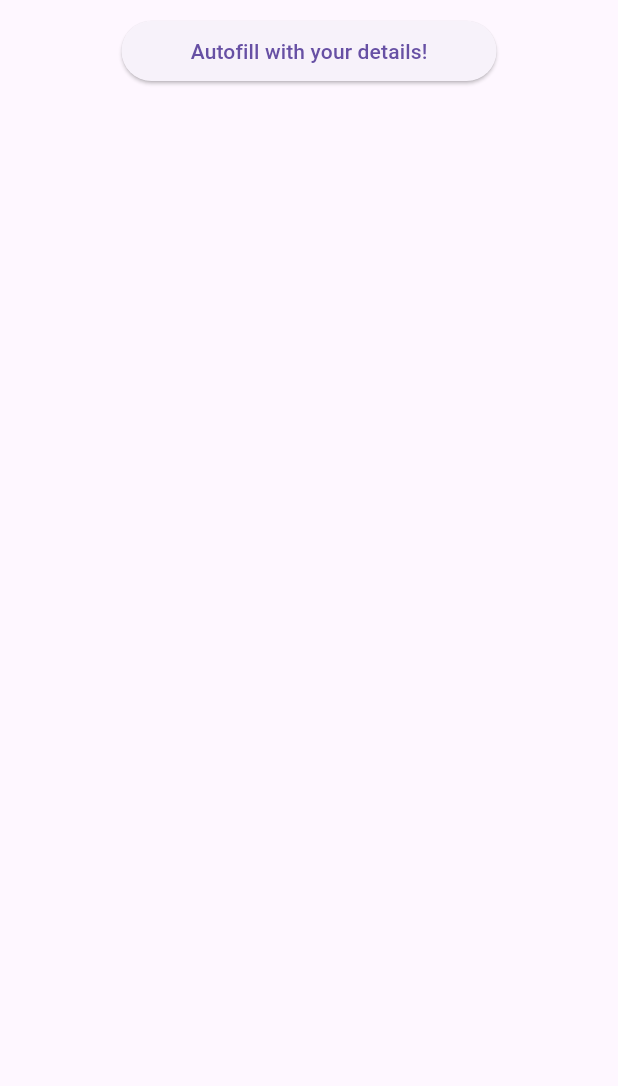
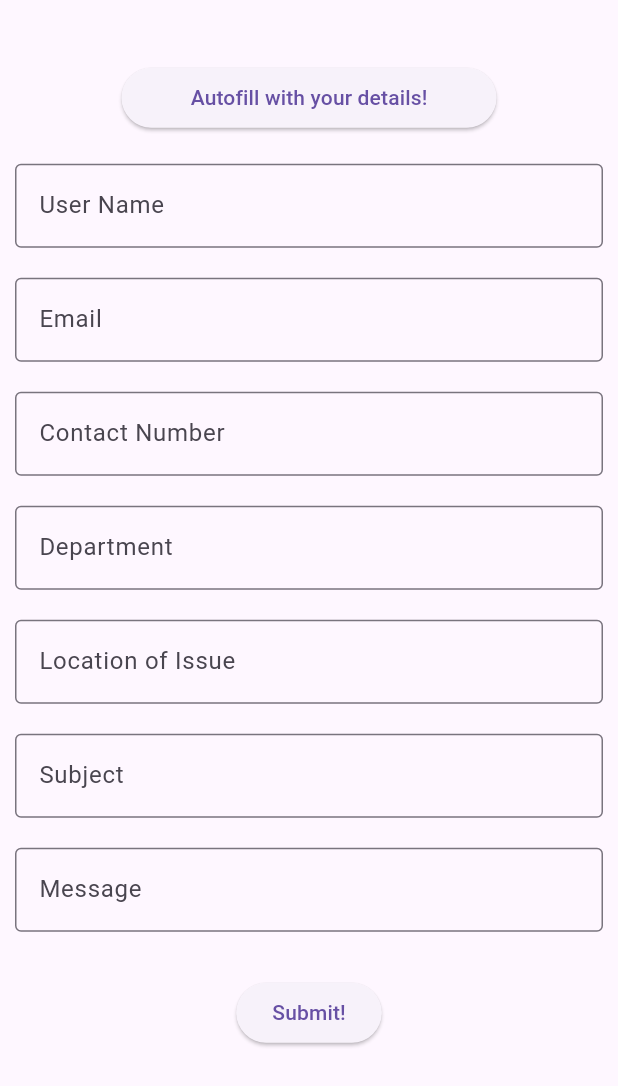
Before and after one commit to nishaalnaseer/help_desk_frontend, a Flutter app: the CreateTicket widget shown alone on an empty page, opened directly with empty values, on a phone screen of 412 x 824 dp. Shown: the top 1086 px of the screen. Run offline on Flutter 3.47's test engine with Material 2 defaults, Android fonts, the phone set to English and light mode, and no system bars.

Commit message:
some changes

```diff
--- a/lib/app_base.dart
+++ b/lib/app_base.dart
@@ -1,14 +1,8 @@
-import 'dart:convert';
-
 import 'package:flutter/material.dart';
 import 'package:help_desk_frontend/create_ticket.dart';
 import 'package:help_desk_frontend/devices_screen.dart';
 import 'package:help_desk_frontend/models_screen.dart';
 
-import 'dart:io';
-import 'package:http/http.dart' as http;
-
-import 'application_models.dart';
 import 'dummy.dart';
 
 class AppBase extends StatefulWidget {
@@ -50,8 +44,8 @@ class _AppBaseState extends State<AppBase> {
   }
 
   void devices() {
-    window = DevicesScreen(domain: widget.domain, protocol: widget.protocol);
     setState(() {
+      window = DevicesScreen(domain: widget.domain, protocol: widget.protocol);
     });
   }
 
@@ -82,7 +76,7 @@ class _AppBaseState extends State<AppBase> {
       case "IT":
         modules = {
           "Create Ticket": createTicket,
-          "View Ticket": viewTickets,
+          "View Tickets": viewTickets,
           "Devices": devices,
           "Models": modelsScreen,
           "Reports": reports,
--- a/lib/application_models.dart
+++ b/lib/application_models.dart
@@ -72,7 +72,6 @@ class Device {
   });
 
   factory Device.fromJson(Map<String, dynamic> json) {
-    print(json);
     return Device(
         uId: json["u_id"],
         location: json["location"],
@@ -90,3 +89,65 @@ class Device {
     );
   }
 }
+
+class User {
+  String name;
+  String department;
+  List<Device> devices = [];
+
+  User({
+    required this.name,
+    required this.department,
+    List<Device>? devices
+  });
+
+  factory User.fromJson(Map<String, dynamic> json) {
+    return User(
+      name: json["submitted_by"],
+      department: json["name_ticket"],
+      devices: json["devices"] != null ?
+        List.generate(json["devices"].lenght,
+                (index) => Device.fromJson(json["devices"][index])
+        ) :
+        null,
+    );
+  }
+}
+
+class Ticket {
+  final User submittedBy;
+  final String nameTicket;
+  final String emailTicket;
+  final String numberTicket;
+  final String deptTicket;
+  final String location;
+  final String subject;
+  final String message;
+  late Device device;
+
+  Ticket({
+    required this.submittedBy,
+    required this.nameTicket,
+    required this.emailTicket,
+    required this.numberTicket,
+    required this.deptTicket,
+    required this.location,
+    required this.subject,
+    required this.message,
+    Device? device,
+  });
+
+  factory Ticket.fromJson(Map<String, dynamic> json) {
+    return Ticket(
+      submittedBy: json["submitted_by"],
+      nameTicket: json["name_ticket"],
+      emailTicket: json["email_ticket"],
+      numberTicket: json["number_ticket"],
+      deptTicket: json["dept_ticket"],
+      location: json["location"],
+      subject: json["subject"],
+      message: json["message"],
+      device: json["device"] != null ? Device.fromJson(json["device"]) : null,
+    );
+  }
+}
--- a/lib/create_ticket.dart
+++ b/lib/create_ticket.dart
@@ -1,4 +1,5 @@
 import 'package:flutter/material.dart';
+import 'supporting.dart' as supporting;
 
 class CreateTicket extends StatefulWidget {
   final String protocol;
@@ -10,13 +11,33 @@ class CreateTicket extends StatefulWidget {
 }
 
 class _CreateTicketState extends State<CreateTicket> {
+  TextEditingController nameController = TextEditingController();
+  TextEditingController emailController = TextEditingController();
+  String email = "";
+  TextEditingController numController = TextEditingController();
+  String contacts = "";
+  TextEditingController deptController = TextEditingController();
+  String department = "";
+  TextEditingController locationController = TextEditingController();
+  String location = "";
+  TextEditingController subjectController = TextEditingController();
+  String subject = "";
+  TextEditingController messageController = TextEditingController();
+  String message = "";
+  String username = "";
+
   @override
   Widget build(BuildContext context) {
     return ListView(
       children: [
         Center(
           child: Padding(
-            padding: const EdgeInsets.all(10),
+            padding: EdgeInsets.fromLTRB(
+              10,
+              supporting.getWindowHeight(context) * 0.05,
+              10,
+              10
+            ),
             child: SizedBox(
               width: 250,
               child: ElevatedButton(
@@ -28,6 +49,97 @@ class _CreateTicketState extends State<CreateTicket> {
             ),
           ),
         ),
+        Padding(
+          padding: const EdgeInsets.all(10),
+          child: TextField(
+            controller: nameController,
+            onChanged: (value) => username = value,
+            decoration: const InputDecoration(
+              border: OutlineInputBorder(),
+              labelText: 'User Name',
+            ),
+          ),
+        ),
+        Padding(
+          padding: const EdgeInsets.all(10),
+          child: TextField(
+            controller: emailController,
+            onChanged: (value) => email = value,
+            decoration: const InputDecoration(
+              border: OutlineInputBorder(),
+              labelText: 'Email',
+            ),
+          ),
+        ),
+        Padding(
+          padding: const EdgeInsets.all(10),
+          child: TextField(
+            controller: numController,
+            onChanged: (value) => contacts = value,
+            decoration: const InputDecoration(
+              border: OutlineInputBorder(),
+              labelText: 'Contact Number',
+            ),
+          ),
+        ),
+        Padding(
+          padding: const EdgeInsets.all(10),
+          child: TextField(
+            controller: deptController,
+            onChanged: (value) => department = value,
+            decoration: const InputDecoration(
+              border: OutlineInputBorder(),
+              labelText: 'Department',
+            ),
+          ),
+        ),
+        Padding(
+          padding: const EdgeInsets.all(10),
+          child: TextField(
+            controller: locationController,
+            onChanged: (value) => location = value,
+            decoration: const InputDecoration(
+              border: OutlineInputBorder(),
+              labelText: 'Location of Issue',
+            ),
+          ),
+        ),
+        Padding(
+          padding: const EdgeInsets.all(10),
+          child: TextField(
+            controller: subjectController,
+            onChanged: (value) => subject = value,
+            decoration: const InputDecoration(
+              border: OutlineInputBorder(),
+              labelText: 'Subject',
+            ),
+          ),
+        ),
+        Padding(
+          padding: const EdgeInsets.all(10),
+          child: TextField(
+            controller: messageController,
+            onChanged: (value) => message = value,
+            keyboardType: TextInputType.multiline,
+            decoration: const InputDecoration(
+              border: OutlineInputBorder(),
+              labelText: 'Message',
+            ),
+          ),
+        ),
+        Center(
+          child: Padding(
+            padding: const EdgeInsets.all(20),
+            child: SizedBox(
+              child: ElevatedButton(
+                onPressed: () {  },
+                child: const Text(
+                  "Submit!"
+                ),
+              ),
+            ),
+          ),
+        ),
       ],
     );
   }
--- a/lib/devices_screen.dart
+++ b/lib/devices_screen.dart
@@ -112,6 +112,10 @@ class _DevicesScreenState extends State<DevicesScreen> {
     return MediaQuery.of(context).size.width;
   }
 
+  double getWindowHeight(BuildContext context) {
+    return MediaQuery.of(context).size.height;
+  }
+
   @override
   Widget build(BuildContext context) {
     return ListView(
--- a/lib/main.dart
+++ b/lib/main.dart
@@ -1,4 +1,3 @@
-
 import 'dart:convert';
 import 'dart:io';
 
@@ -24,7 +23,7 @@ class MyApp extends StatelessWidget {
         // colorScheme: ColorScheme.fromSeed(seedColor: Colors.purple),
         primarySwatch: Colors.purple,
         useMaterial3: true,
-      ),
+      ),// Set the navigatorKey
 
       home: Scaffold (
         appBar: AppBar(
--- a/lib/supporting.dart
+++ b/lib/supporting.dart
@@ -1,5 +1,7 @@
 import 'dart:convert';
 import 'package:http/http.dart' as http;
+
+import 'package:flutter/material.dart';
 
 Map<String, dynamic> convertDynamicToMap(dynamic object) {
   if (object is Map<String, dynamic>) {
@@ -18,3 +20,15 @@ Future<String> getApiData(String path, String domain, String protocol) async {
   var response = await http.get(uri);
   return response.body;
 }
+
+double getWindowHeight(BuildContext context) {
+  return MediaQuery.of(context).size.height;
+}
+
+double getWindowWidth(BuildContext context) {
+  return MediaQuery.of(context).size.width;
+}
+
+class NavigatorService {
+  static final GlobalKey<NavigatorState> navigatorKey = GlobalKey<NavigatorState>();
+}
--- /dev/null
+++ b/lib/view_tickets.dart
@@ -0,0 +1,15 @@
+import 'package:flutter/material.dart';
+
+class ViewTickets extends StatefulWidget {
+  const ViewTickets({Key? key}) : super(key: key);
+
+  @override
+  State<ViewTickets> createState() => _ViewTicketsState();
+}
+
+class _ViewTicketsState extends State<ViewTickets> {
+  @override
+  Widget build(BuildContext context) {
+    return const Placeholder();
+  }
+}
```
